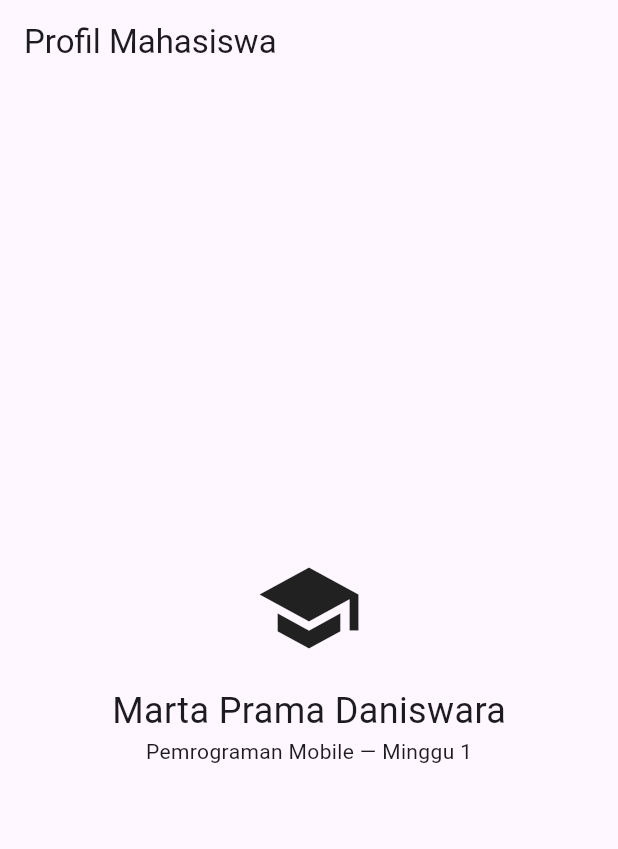
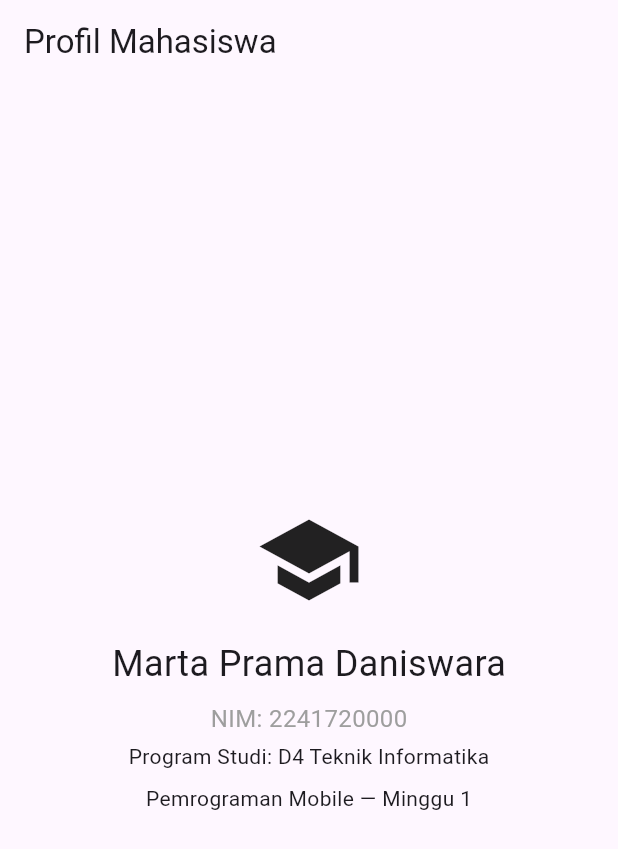
Before and after one commit to martaaa-16/244107020205-mobile-course, a Flutter app: the screen it shows after launch, on a phone screen of 412 x 824 dp. Shown: the top 849 px of the screen. Run offline on Flutter 3.47's test engine with Material 3 defaults, Android fonts, the phone set to English and light mode, and no system bars.

Commit message:
mini assignment

```diff
--- a/Pratikum 1/my_first_app/lib/main.dart
+++ b/Pratikum 1/my_first_app/lib/main.dart
@@ -17,6 +17,11 @@ class MyApp extends StatelessWidget {
               Icon(Icons.school, size: 72),
               SizedBox(height: 16),
               Text('Marta Prama Daniswara', style: TextStyle(fontSize: 24)),
+              SizedBox(height: 8),
+              Text('NIM: 2241720000', style: TextStyle(fontSize: 16, color: Colors.grey)),
+              SizedBox(height: 4),
+              Text('Program Studi: D4 Teknik Informatika', style: TextStyle(fontSize: 14)),
+              SizedBox(height: 8),
               Text('Pemrograman Mobile — Minggu 1'),
             ],
           ),
```
Also changed, not shown: Pratikum 1/my_first_app/img/1.png (added), Pratikum 1/my_first_app/img/2.png (added), 1 other file.
